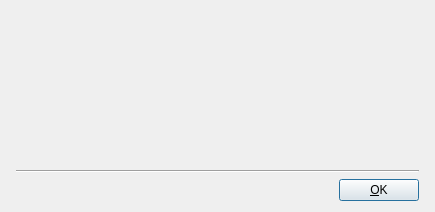
mnemosyne-proj/mnemosyne, file mnemosyne/mnemosyne/pyqt_ui/about_dlg.ui: the form before one commit.
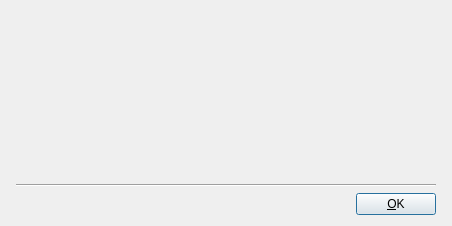
The form after the commit. Icons and pictures are not drawn.

Diff of the .ui file:
```diff
--- a/mnemosyne/mnemosyne/pyqt_ui/about_dlg.ui
+++ b/mnemosyne/mnemosyne/pyqt_ui/about_dlg.ui
@@ -6,8 +6,8 @@
    <rect>
     <x>0</x>
     <y>0</y>
-    <width>435</width>
-    <height>212</height>
+    <width>452</width>
+    <height>226</height>
    </rect>
   </property>
   <property name="windowTitle">
```
